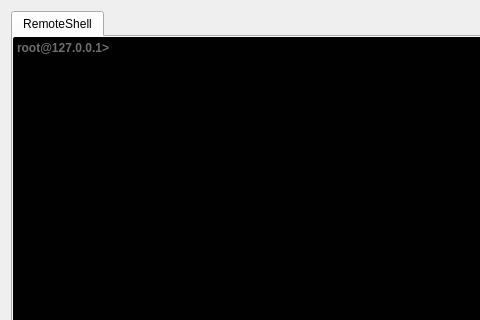
This is GUI/QtComponents/Console/console.ui in ryanq47/WhisperNet as Qt 5 draws it before an edit; both pictures show x 0 to 480 and y 0 to 320 of the 573 by 526 pixel window. The edited form follows.
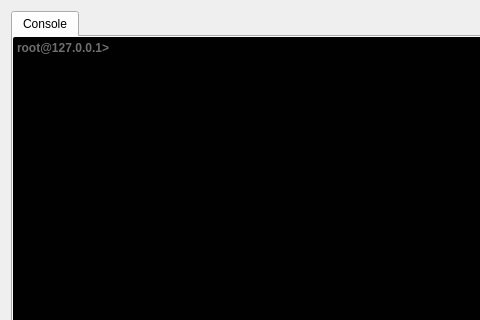
This is the edited form.

```diff
--- a/GUI/QtComponents/Console/console.ui
+++ b/GUI/QtComponents/Console/console.ui
@@ -48,7 +48,7 @@
      </property>
      <widget class="QWidget" name="RemoteShell_Layout_2">
       <attribute name="title">
-       <string>RemoteShell</string>
+       <string>Console</string>
       </attribute>
       <layout class="QGridLayout" name="gridLayout_43">
        <property name="leftMargin">
```
Left out of the diff: 6 changed lines with no effect on the pictures.
